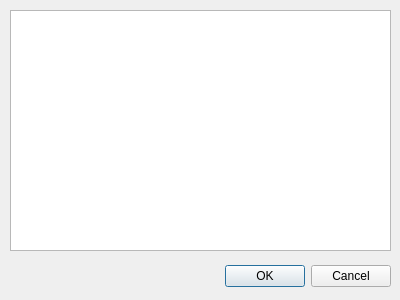
First picture: the form in ticketstablewindow.ui, repository plainoldprogrammer/pos, before the edit.
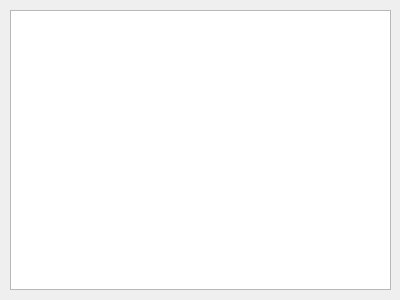
Second picture: the form after the edit.

Commit message: hiding of the accept and cancel buttons on tickets table window

What changed in the file:
```diff
--- a/ticketstablewindow.ui
+++ b/ticketstablewindow.ui
@@ -38,9 +38,30 @@
      <x>10</x>
      <y>10</y>
      <width>381</width>
-     <height>241</height>
+     <height>280</height>
     </rect>
    </property>
+   <property name="sizePolicy">
+    <sizepolicy hsizetype="Expanding" vsizetype="Expanding">
+     <horstretch>0</horstretch>
+     <verstretch>0</verstretch>
+    </sizepolicy>
+   </property>
+   <property name="tabletTracking">
+    <bool>false</bool>
+   </property>
+   <property name="layoutDirection">
+    <enum>Qt::LeftToRight</enum>
+   </property>
+   <property name="autoFillBackground">
+    <bool>false</bool>
+   </property>
+   <property name="frameShape">
+    <enum>QFrame::StyledPanel</enum>
+   </property>
+   <property name="sizeAdjustPolicy">
+    <enum>QAbstractScrollArea::AdjustIgnored</enum>
+   </property>
   </widget>
  </widget>
  <resources/>
```
The commit also changes 1 other file.
